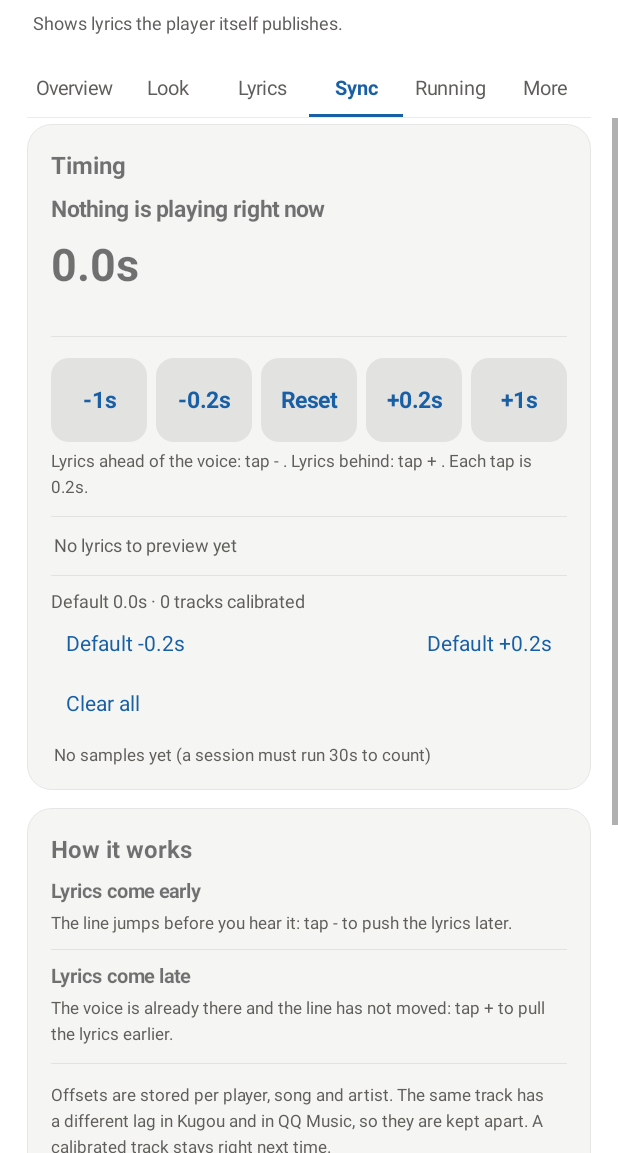
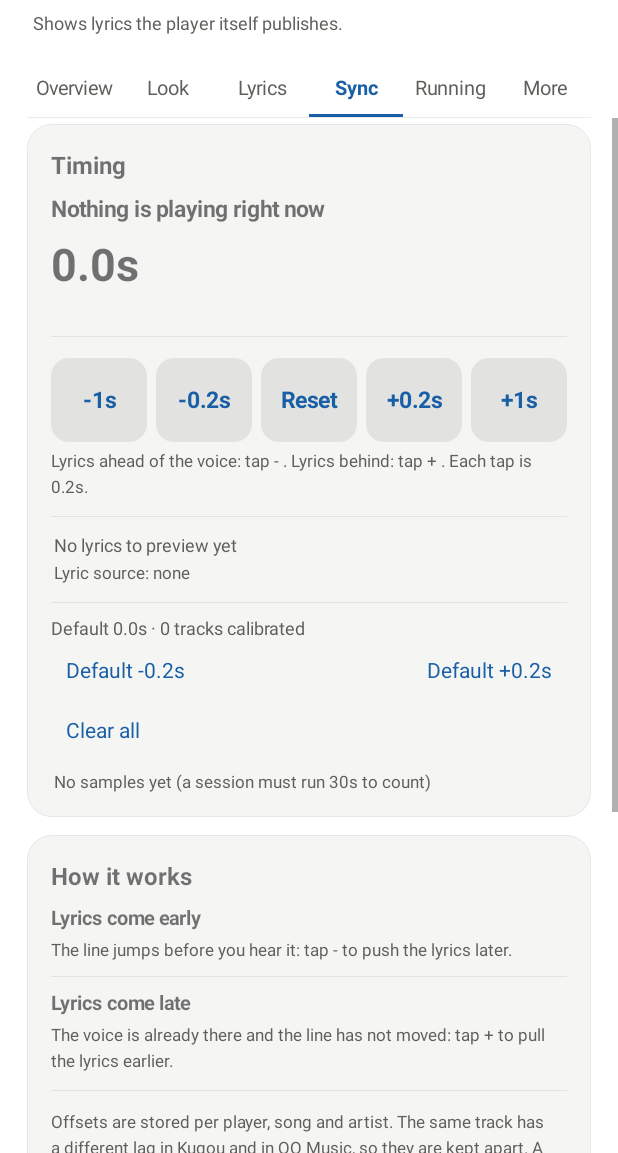
Before and after one commit to LuckyLearning/anylyric, an Android app: the screen it shows after launch (SettingsActivity), after a tap on "Sync", on a phone screen of 412 x 824 dp, the part 83-1236 px from its top. Run offline under Robolectric (Android 15) with nearby library versions, the phone set to English and light mode, and no system bars; pictures from the network do not load; 3 other taps on this screen came first.

Commit message:
feat: 校准页显示当前歌词来源 + release 0.2.30

```diff
--- a/anylyric/build.gradle.kts
+++ b/anylyric/build.gradle.kts
@@ -16,8 +16,8 @@ plugins {
  * AnyLyric 版本号，只递增第三位（0.2.x）。
  * 发版脚本与 CI 都按下面两行的固定文本格式解析，改格式前先改它们。
  */
-val anyLyricVersionName = "0.2.29"
-val anyLyricVersionCode = 31
+val anyLyricVersionName = "0.2.30"
+val anyLyricVersionCode = 32
 
 /**
  * 签名密钥必须与历史版本一致，否则用户无法覆盖安装。
--- a/anylyric/src/main/java/com/anylyric/ui/SettingsActivity.kt
+++ b/anylyric/src/main/java/com/anylyric/ui/SettingsActivity.kt
@@ -1941,6 +1941,10 @@ class SettingsActivity : BaseActivity() {
         val preview = text("", 12f, secondary = true).apply {
             setPadding(dp(2), dp(2), 0, 0)
         }
+        // 歌词来源（0.2.30）：校准时判断偏移值要不要信，先看这句词是播放器推的还是联网补的。
+        // 在线词再带一个站点名 —— 「在线补词 · 酷狗」比只说「在线补词」更能判断时间轴靠不靠谱。
+        val sourceLine = text(getString(R.string.calibrate_source_none), 11.5f, secondary = true)
+            .apply { setPadding(dp(2), dp(2), 0, 0) }
         val defaultLine = text("", 12f, secondary = true)
 
         val steps = LinearLayout(this).apply {
@@ -1965,6 +1969,7 @@ class SettingsActivity : BaseActivity() {
         rows += hint(getString(R.string.calibrate_direction_hint))
         rows += divider(12, 8)
         rows += preview
+        rows += sourceLine
         rows += divider(12, 8)
         rows += defaultLine
         rows += row(
@@ -1994,6 +1999,8 @@ class SettingsActivity : BaseActivity() {
                 else -> getString(R.string.calibrate_custom)
             }
             preview.text = previewText()
+            sourceLine.text = lyricSourceLabel()?.let { getString(R.string.calibrate_source_fmt, it) }
+                ?: getString(R.string.calibrate_source_none)
             val stats = hub.statsSnapshot()
             statsLine.text = when {
                 stats.sessions == 0 -> getString(R.string.calibrate_stats_none)
@@ -2078,6 +2085,22 @@ class SettingsActivity : BaseActivity() {
         }
         if (sb.isEmpty()) sb.append(getString(R.string.calibrate_no_preview))
         return sb.toString()
+    }
+
+    /**
+     * 校准页来源行的正文（不含「歌词来源：」前缀，前缀交给 [R.string.calibrate_source_fmt]）。
+     * null = 当前没有歌词，由调用方显示 [R.string.calibrate_source_none]。
+     *
+     * 通道名复用状态卡的 [channelLabel]（L0 / L1 / 通知 / 车机直连 / 本地 / 在线），
+     * 只有在线词才追加具体站点 —— 与状态卡「歌词版本 2/3 · 酷狗」是同一套映射，
+     * 两处说法必须一致，否则用户会以为看到的是两回事。
+     */
+    private fun lyricSourceLabel(): String? {
+        val hit = hub.currentStatus().hitSource ?: return null
+        val channel = channelLabel(hit)
+        if (hit != "ONLINE") return channel
+        val site = hub.lyricVariantSource()?.let { sourceName(it) }
+        return if (site != null) "$channel · $site" else channel
     }
 
     private fun clockText(ms: Long): String {
--- a/anylyric/src/main/res/values/strings.xml
+++ b/anylyric/src/main/res/values/strings.xml
@@ -375,6 +375,9 @@ If that entry does not exist, it is fine: turn on “Start on boot” above and
     <string name="calibrate_cleared">All calibration cleared</string>
     <string name="calibrate_line_pos">Line %1$d/%2$d</string>
     <string name="calibrate_no_preview">No lyrics to preview yet</string>
+    <!-- 校准页的歌词来源：校准时最需要知道这句词是谁给的，不同通道的时间轴可信度不同。 -->
+    <string name="calibrate_source_fmt">Lyric source: %1$s</string>
+    <string name="calibrate_source_none">Lyric source: none</string>
     <string name="calibrate_stats_none">No samples yet (a session must run 30s to count)</string>
     <string name="calibrate_stats_no_lyrics">%1$d sessions, none produced lyrics</string>
     <string name="calibrate_stats_fmt">Last %1$d sessions · lyrics %2$d%% · first line %3$d ms</string>
```
Also changed, not shown: 2 other files.
